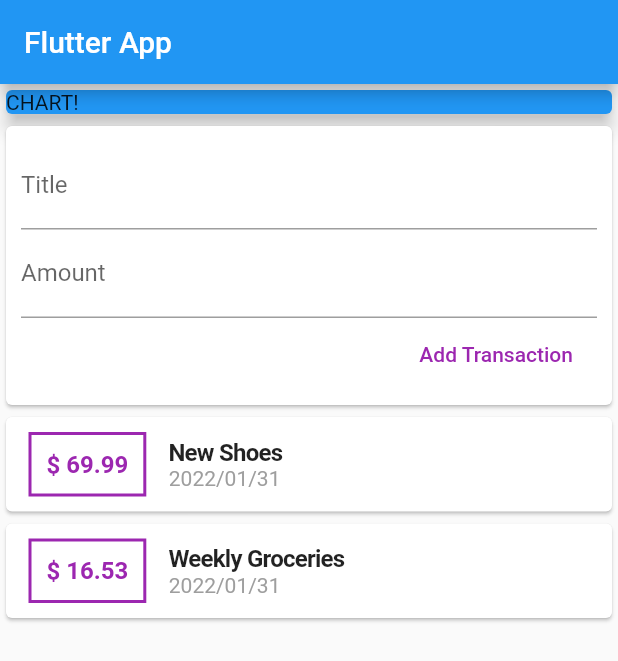
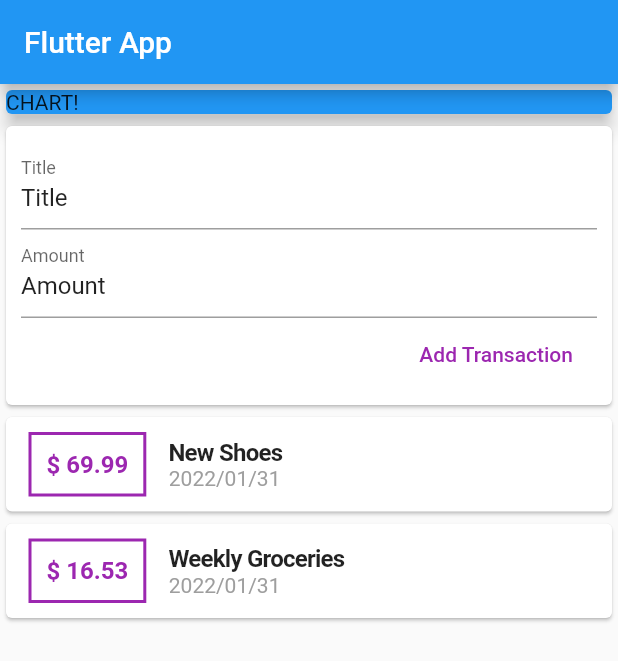
Before and after one commit to wonkooklee/flutter_expenses_app, a Flutter app: the screen it shows after launch, after a tap on "Add Transaction", on a phone screen of 412 x 824 dp. Shown: the top 661 px of the screen. Run offline on Flutter 3.47's test engine with Material 2 defaults, Android fonts, the phone set to English and light mode, and no system bars.

Commit message:
Fetching User Input to TextEditingController

```diff
--- a/lib/main.dart
+++ b/lib/main.dart
@@ -30,6 +30,10 @@ class MyHomePage extends StatelessWidget {
       date: DateTime.now(),
     )
   ];
+  // String titleInput;
+  // String amountInput;
+  final titleController = TextEditingController(text: 'Title');
+  final amountController = TextEditingController(text: 'Amount');
 
   @override
   Widget build(BuildContext context) {
@@ -57,16 +61,22 @@ class MyHomePage extends StatelessWidget {
                 children: <Widget>[
                   TextField(
                     decoration: InputDecoration(labelText: 'Title'),
+                    controller: titleController,
                   ),
                   TextField(
                     decoration: InputDecoration(labelText: 'Amount'),
+                    controller: amountController,
+                    keyboardType:
+                        TextInputType.numberWithOptions(decimal: true),
                   ),
                   FlatButton(
                     textColor: Colors.purple,
                     child: Text(
                       'Add Transaction',
                     ),
-                    onPressed: () {},
+                    onPressed: () {
+                      print(titleController.text);
+                    },
                   )
                 ],
               ),
```
